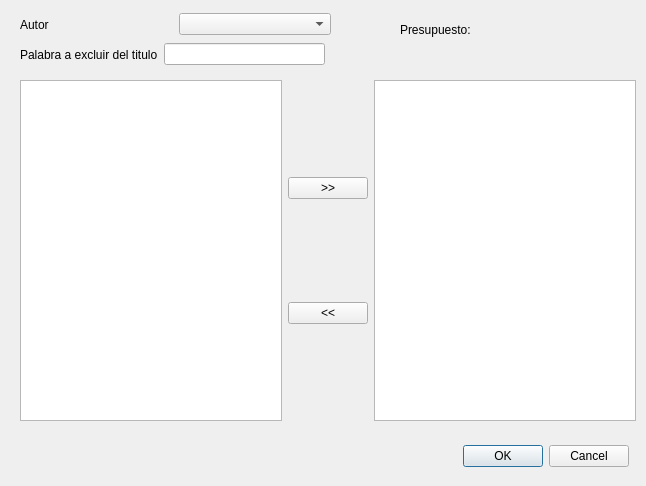
Old version of the form Visuales/Regla4.ui in the repository josecl200/ProyectoLibrosProlog.
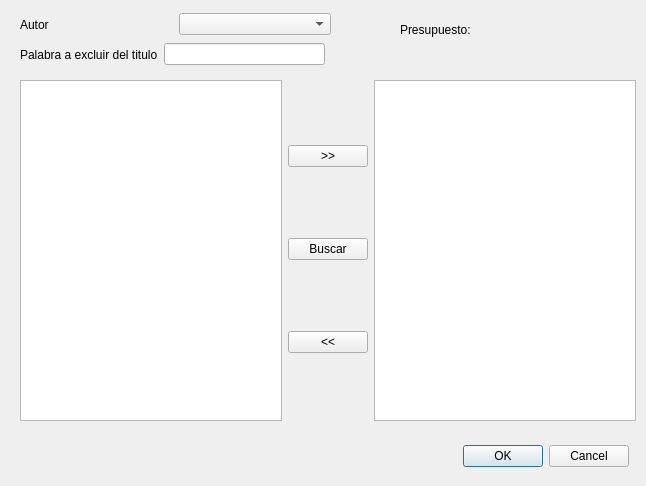
New version of the form.

```diff
--- a/Visuales/Regla4.ui
+++ b/Visuales/Regla4.ui
@@ -92,6 +92,13 @@
         </property>
        </widget>
       </item>
+      <item>
+       <widget class="QPushButton" name="pbBuscar">
+        <property name="text">
+         <string>Buscar</string>
+        </property>
+       </widget>
+      </item>
       <item>
        <widget class="QPushButton" name="pbRemove">
         <property name="text">
@@ -106,7 +113,7 @@
     </item>
    </layout>
   </widget>
-  <widget class="QWidget" name="">
+  <widget class="QWidget" name="layoutWidget">
    <property name="geometry">
     <rect>
      <x>20</x>
@@ -128,7 +135,7 @@
     </item>
    </layout>
   </widget>
-  <widget class="QWidget" name="">
+  <widget class="QWidget" name="layoutWidget">
    <property name="geometry">
     <rect>
      <x>20</x>
```
Left out of the diff: 6 changed lines with no effect on the pictures.
